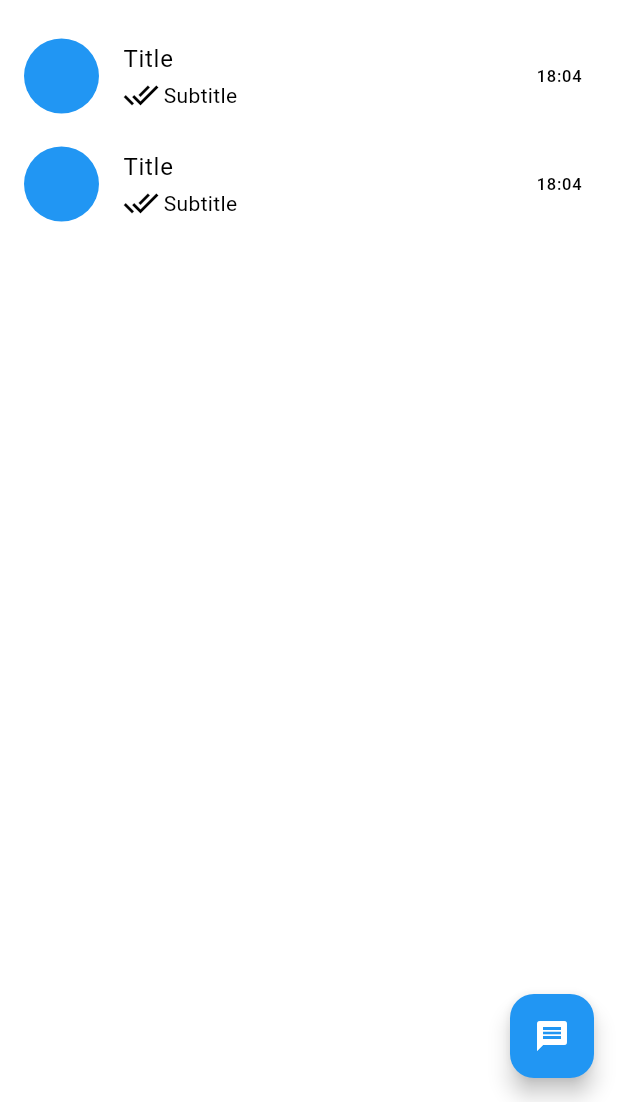
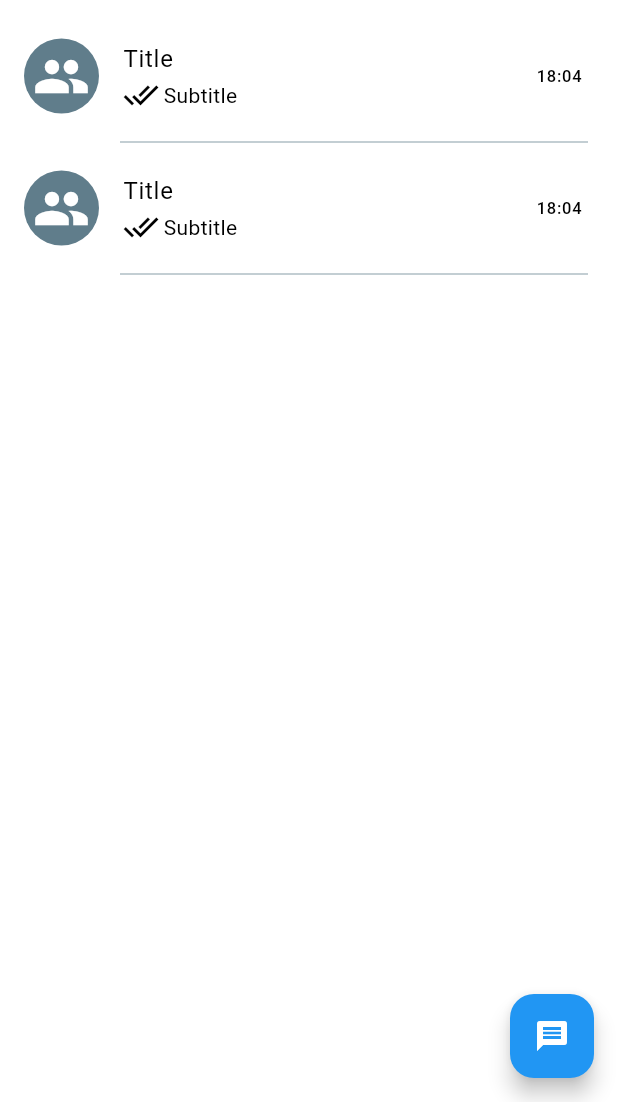
Before and after one commit to mrHeinrichh/ChatApp, a Flutter app: the screen it shows after launch, tab 2 chosen, on a phone screen of 412 x 824 dp, the part 134-1236 px from its top. Run offline on Flutter 3.47's test engine with Material 3 defaults, Android fonts, the phone set to English and light mode, and no system bars.

Commit message:
update 1 file and create 1 file

```diff
--- a/lib/CustomUI/CustomCard.dart
+++ b/lib/CustomUI/CustomCard.dart
@@ -5,9 +5,18 @@ class CustomCard extends StatelessWidget {
 
   @override
   Widget build(BuildContext context) {
-    return const ListTile(
+    return GestureDetector(
+      onTap: () {},
+      child: const Column(
+        children: [
+          ListTile(
             leading: CircleAvatar(
               radius: 25,
+              child: Icon(
+                Icons.group,
+                size: 38,
+              ),
+              backgroundColor: Colors.blueGrey,
             ),
             title: Text(
               'Title',
@@ -21,6 +30,16 @@ class CustomCard extends StatelessWidget {
               ],
             ),
             trailing: Text('18:04'),
+          ),
+          Padding(
+            padding: EdgeInsets.only(right: 20, left: 80),
+            child: Divider(
+              thickness: 0.5,
+              color: Colors.blueGrey,
+            ),
+          ),
+        ],
+      ),
     );
   }
 }
```
Also changed, not shown: lib/Model/ChatModel.dart (added, +14 -0 lines). Lines whose indentation alone changed are shown as unchanged.
